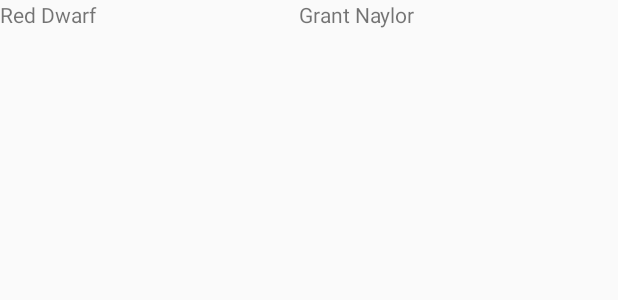
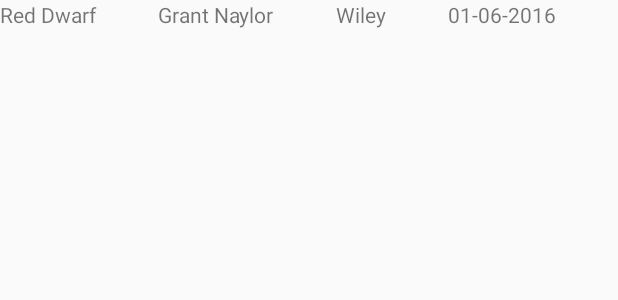
Before and after one commit to Archangel354/BookListing, an Android app: the layout list_items.xml on its own in the app's theme, with its tools: preview values and no code run, on a phone screen of 412 x 824 dp. Shown: the top 300 px of the screen. Run offline under Robolectric (Android 15) with nearby library versions, the phone set to English and light mode, and no system bars.

Commit message:
Put the updated list_items.xml in right location

```diff
--- a/app/src/main/res/layout/list_items.xml
+++ b/app/src/main/res/layout/list_items.xml
@@ -17,4 +17,18 @@
         android:layout_height="wrap_content"
         android:layout_weight="1"
         android:text="Grant Naylor"/>
+
+    <TextView
+        android:id="@+id/txtPublisher"
+        android:layout_width="wrap_content"
+        android:layout_height="wrap_content"
+        android:layout_weight="1"
+        android:text="Wiley" />
+
+    <TextView
+        android:id="@+id/txtPublishedDate"
+        android:layout_width="wrap_content"
+        android:layout_height="wrap_content"
+        android:layout_weight="1"
+        android:text="01-06-2016" />
 </LinearLayout>
```
